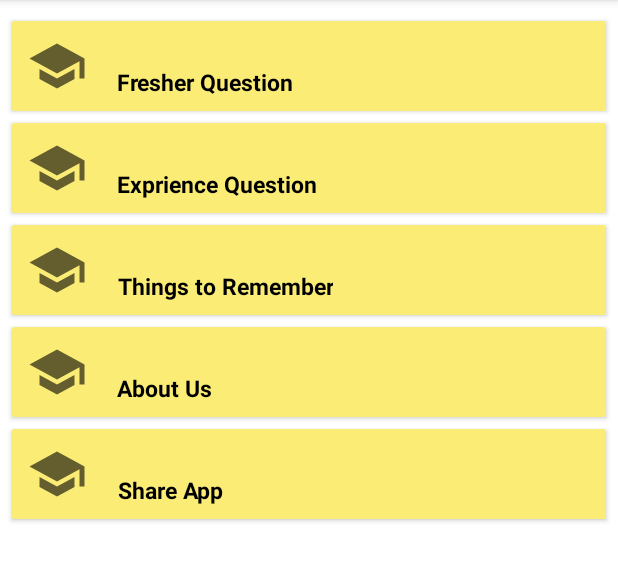
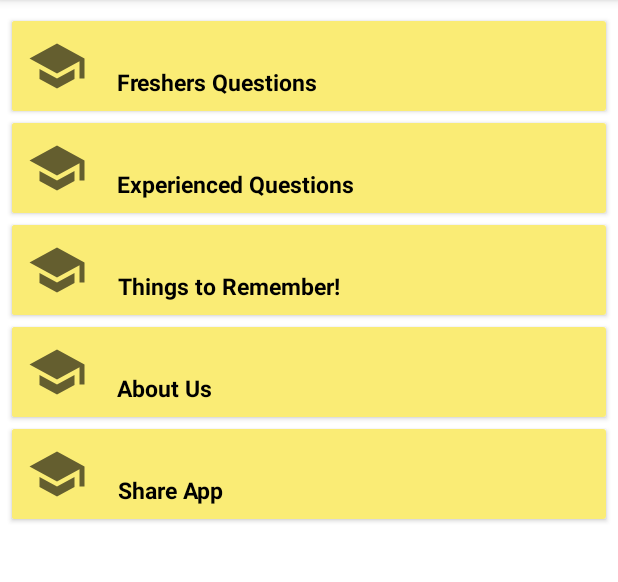
Before and after one commit to pkbehra/Hrinterview, an Android app: the screen it shows after launch (Home), on a phone screen of 412 x 824 dp, the part 84-666 px from its top. Run offline under Robolectric (Android 15) with nearby library versions, the phone set to English and light mode, and no system bars.

Commit message:
Commit Pritesh

```diff
--- a/app/src/main/AndroidManifest.xml
+++ b/app/src/main/AndroidManifest.xml
@@ -9,7 +9,8 @@
         android:roundIcon="@drawable/hrlogo"
         android:supportsRtl="true"
         android:theme="@style/Theme.HRinterview">
-        <activity android:name=".Home"></activity>
+        <activity android:name=".Remember"></activity>
+        <activity android:name=".Home" />
         <activity android:name=".MainActivity">
             <intent-filter>
                 <action android:name="android.intent.action.MAIN" />
--- a/app/src/main/res/layout/activity_home.xml
+++ b/app/src/main/res/layout/activity_home.xml
@@ -61,7 +61,7 @@
                     android:layout_height="match_parent"
                     android:layout_marginTop="20dp"
                     android:gravity="center"
-                    android:text="Fresher Question"
+                    android:text="Freshers Questions"
                     android:textColor="@color/black"
                     android:textSize="15sp"
                     android:textStyle="bold" />
@@ -127,7 +127,7 @@
                     android:layout_height="match_parent"
                     android:layout_marginTop="20dp"
                     android:gravity="center"
-                    android:text="Exprience Question"
+                    android:text="Experienced Questions"
                     android:textColor="@color/black"
                     android:textSize="15sp"
                     android:textStyle="bold" />
@@ -192,7 +192,7 @@
                     android:layout_height="match_parent"
                     android:layout_marginTop="20dp"
                     android:gravity="center"
-                    android:text="Things to Remember"
+                    android:text="Things to Remember!"
                     android:textColor="@color/black"
                     android:textSize="15sp"
                     android:textStyle="bold" />
```
Also changed, not shown: app/src/main/java/centriotech/hrinterview/Home.java (+16 -3 lines), app/src/main/java/centriotech/hrinterview/Remember.java (added, +14 -0 lines), app/src/main/res/layout/activity_remember.xml (added, +9 -0 lines).
